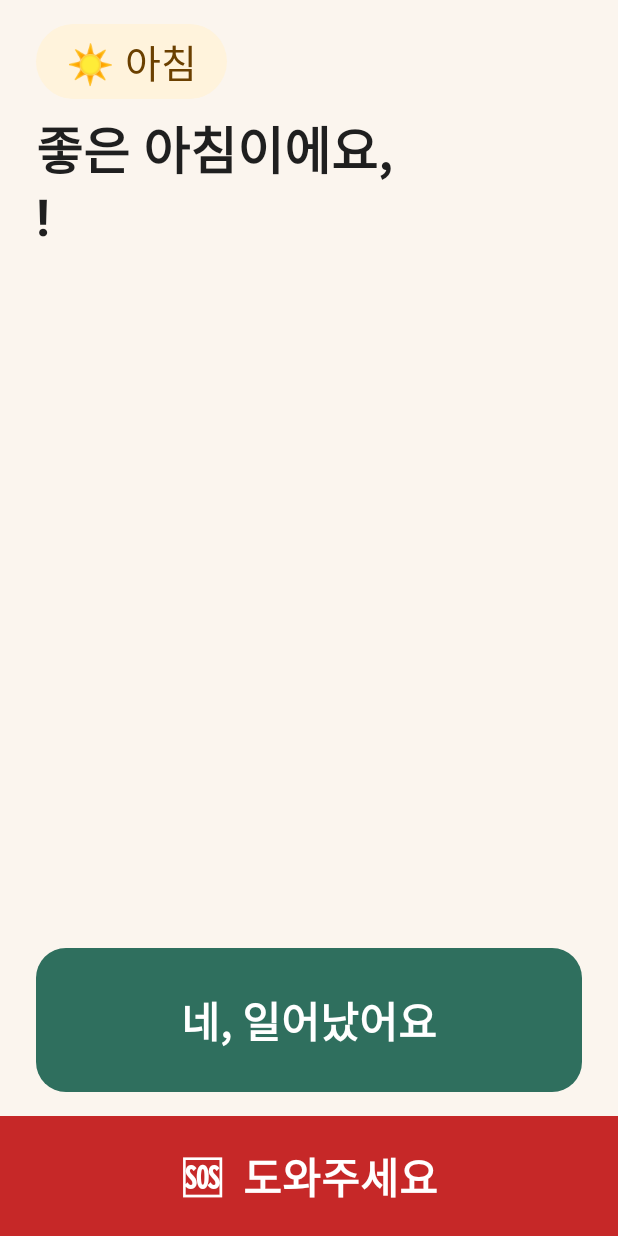
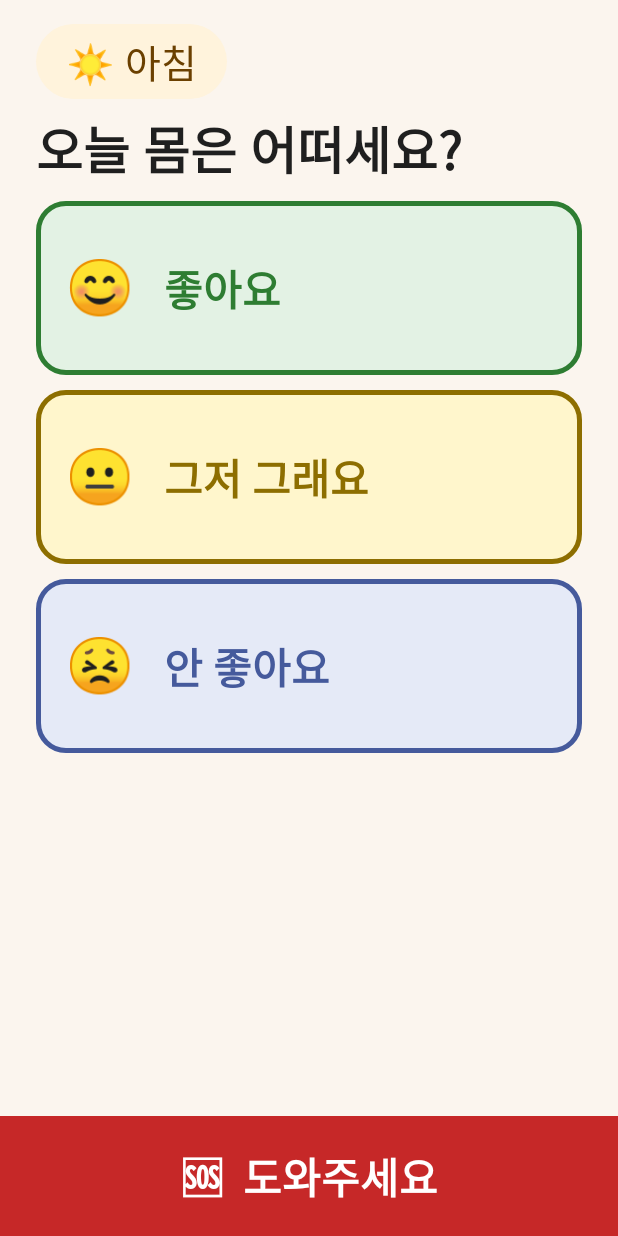
Before and after one commit to CloudAndEngineer/On-Radar-Android, an Android app built with Jetpack Compose: the composable CheckScreen called with empty values, on a phone screen of 412 x 824 dp. Run offline under Robolectric (Android 15) with nearby library versions, the phone set to English and light mode, and no system bars; network calls fail.

Commit message:
feat: 아침은 인사 화면 없이 바로 '오늘 몸은 어떠세요?' (4)
- '좋은 아침이에요 / 네, 일어났어요' 단계를 건너뜀 (인사는 질문 낭독 앞에 붙임)
- [이전]이 빠진 만큼 몸 상태 선택지를 116dp로 키움

Co-Authored-By: Claude Opus 5.5 <noreply@anthropic.com>

```diff
--- a/app/src/main/java/com/onradar/todak/ui/senior/check/CheckScreen.kt
+++ b/app/src/main/java/com/onradar/todak/ui/senior/check/CheckScreen.kt
@@ -41,7 +41,7 @@ import kotlinx.coroutines.launch
 
 /**
  * 한 화면에 질문 하나 (유저 플로우, 11/21 피드백 반영).
- * 아침: ① 인사 → ② 몸 상태 / 저녁: ① 인사 → ② 밥 → 제출 후 ③ 짧은 대화로 이어집니다.
+ * 아침: 몸 상태 / 저녁: ① 인사 → ② 밥 → 제출 후 짧은 대화로 이어집니다.
  */
 enum class CheckStep { GREETING, QUESTION, SUBMITTING }
 
@@ -57,7 +57,10 @@ class CheckViewModel(
     private val session: Session,
     private val repository: TodakRepository,
 ) : ViewModel() {
-    private val _state = MutableStateFlow(CheckUiState())
+    // 아침은 인사 화면 없이 바로 몸 상태 질문으로 들어갑니다.
+    private val _state = MutableStateFlow(
+        CheckUiState(step = if (session == Session.MORNING) CheckStep.QUESTION else CheckStep.GREETING),
+    )
     val state = _state.asStateFlow()
 
     fun next() = _state.update { it.copy(step = CheckStep.QUESTION, error = null) }
@@ -110,7 +113,8 @@ fun CheckScreen(
     LaunchedEffect(state.step) {
         when (state.step) {
             CheckStep.GREETING -> tts.speak(greeting)
-            CheckStep.QUESTION -> tts.speak(if (isMorning) MORNING_QUESTION else EVENING_QUESTION)
+            // 인사 화면이 없는 아침은 질문 앞에 인사를 붙여 읽습니다.
+            CheckStep.QUESTION -> tts.speak(if (isMorning) "좋은 아침이에요. $MORNING_QUESTION" else EVENING_QUESTION)
             CheckStep.SUBMITTING -> tts.stop()
         }
     }
@@ -163,9 +167,11 @@ fun CheckScreen(
 @Composable
 private fun MorningQuestion(onAnswer: (Int) -> Unit) {
     ScreenTitle(MORNING_QUESTION)
-    ChoiceButton("😊", "좋아요", TodakColors.Good, TodakColors.GoodContainer, { onAnswer(ConditionScore.GOOD) })
-    ChoiceButton("😐", "그저 그래요", TodakColors.SoSo, TodakColors.SoSoContainer, { onAnswer(ConditionScore.SO_SO) })
-    ChoiceButton("😣", "안 좋아요", TodakColors.Bad, TodakColors.BadContainer, { onAnswer(ConditionScore.BAD) })
+    // [이전]이 없어진 만큼 선택지 3개를 크게.
+    val h = MORNING_CHOICE_HEIGHT
+    ChoiceButton("😊", "좋아요", TodakColors.Good, TodakColors.GoodContainer, { onAnswer(ConditionScore.GOOD) }, minHeight = h)
+    ChoiceButton("😐", "그저 그래요", TodakColors.SoSo, TodakColors.SoSoContainer, { onAnswer(ConditionScore.SO_SO) }, minHeight = h)
+    ChoiceButton("😣", "안 좋아요", TodakColors.Bad, TodakColors.BadContainer, { onAnswer(ConditionScore.BAD) }, minHeight = h)
 }
 
 @Composable
@@ -181,3 +187,4 @@ private fun EveningQuestion(onAnswer: (Int) -> Unit) {
 
 private const val MORNING_QUESTION = "오늘 몸은 어떠세요?"
 private const val EVENING_QUESTION = "오늘 밥은 몇 번 드셨어요?"
+private val MORNING_CHOICE_HEIGHT = 116.dp
```
